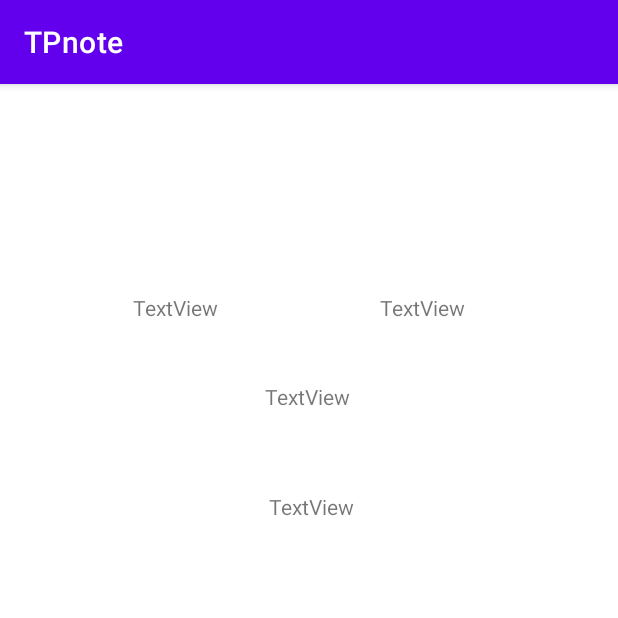
After one commit to RomainRegache/TPnote, an Android app: the DetailHistoriqueActivity screen opened directly, with no data from a screen before it, on a phone screen of 412 x 824 dp, the top half of it. The commit adds this screen. Run offline under Robolectric (Android 15) with nearby library versions, the phone set to English and light mode, and no system bars.

Commit message:
historique adapter deuxième partie et début détail historique

```diff
--- a/app/src/main/AndroidManifest.xml
+++ b/app/src/main/AndroidManifest.xml
@@ -12,6 +12,13 @@
         android:supportsRtl="true"
         android:theme="@style/Theme.TPnote"
         tools:targetApi="31">
+        <activity
+            android:name=".DetailHistoriqueActivity"
+            android:exported="false">
+            <meta-data
+                android:name="android.app.lib_name"
+                android:value="" />
+        </activity>
         <activity
             android:name=".MainActivity"
             android:exported="true">
--- /dev/null
+++ b/app/src/main/java/com/example/tpnote/DetailHistoriqueActivity.kt
@@ -0,0 +1,19 @@
+package com.example.tpnote
+
+import androidx.appcompat.app.AppCompatActivity
+import android.os.Bundle
+import com.example.tpnote.databinding.ActivityDetailHistoriqueBinding
+
+class DetailHistoriqueActivity : AppCompatActivity() {
+    private lateinit var binding: ActivityDetailHistoriqueBinding
+
+    override fun onCreate(savedInstanceState: Bundle?) {
+        super.onCreate(savedInstanceState)
+        setContentView(R.layout.activity_detail_historique)
+        binding = ActivityDetailHistoriqueBinding.inflate(layoutInflater)
+        val view = binding.root
+        setContentView(view)
+
+
+    }
+}
--- a/app/src/main/java/com/example/tpnote/Historique.kt
+++ b/app/src/main/java/com/example/tpnote/Historique.kt
@@ -7,6 +7,7 @@ import androidx.recyclerview.widget.LinearLayoutManager
 import androidx.recyclerview.widget.RecyclerView
 import com.example.tpnote.adapter.HistoriqueAdapteur
 import com.example.tpnote.databinding.HistoriqueBinding
+import com.example.tpnote.model.Match
 
 class Historique : AppCompatActivity() {
     private lateinit var binding: HistoriqueBinding
--- a/app/src/main/java/com/example/tpnote/adapter/historiqueAdapter.kt
+++ b/app/src/main/java/com/example/tpnote/adapter/historiqueAdapter.kt
@@ -1,10 +1,13 @@
 package com.example.tpnote.adapter
 
 import android.content.Context
+import android.content.Intent
 import android.view.LayoutInflater
 import android.view.ViewGroup
 import android.widget.TextView
+import androidx.core.content.ContextCompat.startActivity
 import androidx.recyclerview.widget.RecyclerView
+import com.example.tpnote.DetailHistoriqueActivity
 import com.example.tpnote.databinding.ItemLigneBinding
 import com.example.tpnote.model.Match
 
@@ -24,7 +27,11 @@ class HistoriqueAdapteur(private var historiqueList: ArrayList<Match>, private v
         holder.binding.joueurs.text = "${ligne.joueur1} - ${ligne.joueur2}"
         holder.binding.score.text = ligne.listScore?.let { scoreToString(it) }
 
-        //holder.idView.setOnClickListener()
+        holder.idView.setOnClickListener() {
+            val intent = Intent(this.context, DetailHistoriqueActivity::class.java)
+            intent.putExtra("match_historique", ligne as java.io.Serializable)
+            startActivity(this.context, intent,null)
+        }
     }
 
     override fun getItemCount(): Int = historiqueList.size
--- /dev/null
+++ b/app/src/main/res/layout/activity_detail_historique.xml
@@ -0,0 +1,56 @@
+<?xml version="1.0" encoding="utf-8"?>
+<androidx.constraintlayout.widget.ConstraintLayout xmlns:android="http://schemas.android.com/apk/res/android"
+    xmlns:app="http://schemas.android.com/apk/res-auto"
+    xmlns:tools="http://schemas.android.com/tools"
+    android:layout_width="match_parent"
+    android:layout_height="match_parent"
+    tools:context=".DetailHistoriqueActivity">
+
+    <TextView
+        android:id="@+id/joueurs1"
+        android:layout_width="wrap_content"
+        android:layout_height="wrap_content"
+        android:text="TextView"
+        app:layout_constraintBottom_toBottomOf="parent"
+        app:layout_constraintEnd_toEndOf="parent"
+        app:layout_constraintHorizontal_bias="0.249"
+        app:layout_constraintStart_toStartOf="parent"
+        app:layout_constraintTop_toTopOf="parent"
+        app:layout_constraintVertical_bias="0.186" />
+
+    <TextView
+        android:id="@+id/joueurs2"
+        android:layout_width="wrap_content"
+        android:layout_height="wrap_content"
+        android:text="TextView"
+        app:layout_constraintBottom_toBottomOf="parent"
+        app:layout_constraintEnd_toEndOf="parent"
+        app:layout_constraintHorizontal_bias="0.713"
+        app:layout_constraintStart_toStartOf="parent"
+        app:layout_constraintTop_toTopOf="parent"
+        app:layout_constraintVertical_bias="0.186" />
+
+    <TextView
+        android:id="@+id/nbSet"
+        android:layout_width="wrap_content"
+        android:layout_height="wrap_content"
+        android:text="TextView"
+        app:layout_constraintBottom_toBottomOf="parent"
+        app:layout_constraintEnd_toEndOf="parent"
+        app:layout_constraintHorizontal_bias="0.498"
+        app:layout_constraintStart_toStartOf="parent"
+        app:layout_constraintTop_toTopOf="parent"
+        app:layout_constraintVertical_bias="0.265" />
+
+    <TextView
+        android:id="@+id/score"
+        android:layout_width="wrap_content"
+        android:layout_height="wrap_content"
+        android:text="TextView"
+        app:layout_constraintBottom_toBottomOf="parent"
+        app:layout_constraintEnd_toEndOf="parent"
+        app:layout_constraintHorizontal_bias="0.504"
+        app:layout_constraintStart_toStartOf="parent"
+        app:layout_constraintTop_toTopOf="parent"
+        app:layout_constraintVertical_bias="0.363" />
+</androidx.constraintlayout.widget.ConstraintLayout>
```
